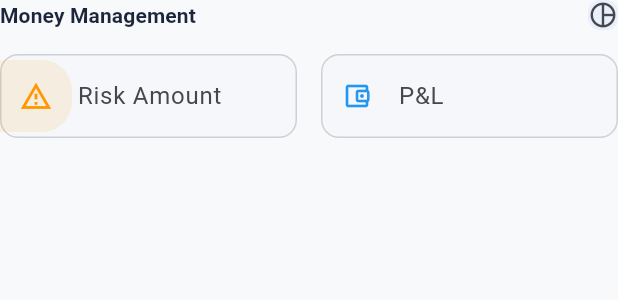
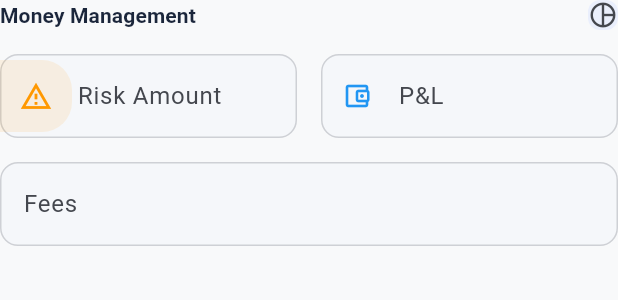
Before and after one commit to knilfix/Trading-Journal-Desktop, a Flutter app: the MoneyManagementSection widget shown alone on an empty page, opened directly with empty values, on a phone screen of 412 x 824 dp. Shown: the top 300 px of the screen. Run offline on Flutter 3.47's test engine with Material 3 defaults, Android fonts, the light colour scheme and no system bars; our stand-ins replace fl_chart; accounts and stored records are empty.

Commit message:
added fees

```diff
--- a/trading_journal/lib/components/tradesScreen/add_trade/sub_components/money_management_section.dart
+++ b/trading_journal/lib/components/tradesScreen/add_trade/sub_components/money_management_section.dart
@@ -10,6 +10,7 @@ class MoneyManagementSection extends StatelessWidget {
   final TextEditingController riskController;
   final TextEditingController pnlController;
   final TextEditingController riskPercentageController;
+  final TextEditingController feesController;
 
   final VoidCallback setStateCallback;
   final BuildContext parentContext;
@@ -25,6 +26,7 @@ class MoneyManagementSection extends StatelessWidget {
     required this.parentContext,
     required this.showErrorCallback,
     this.accountType,
+    required this.feesController,
   });
 
   @override
@@ -120,6 +122,8 @@ class MoneyManagementSection extends StatelessWidget {
             ),
           ],
         ),
+        const SizedBox(height: 16),
+        ModernTextField(controller: feesController, label: 'Fees'),
       ],
     );
   }
```
Also changed, not shown: trading_journal/lib/components/tradesScreen/add_trade/add_trade.dart (+12 -1 lines).
